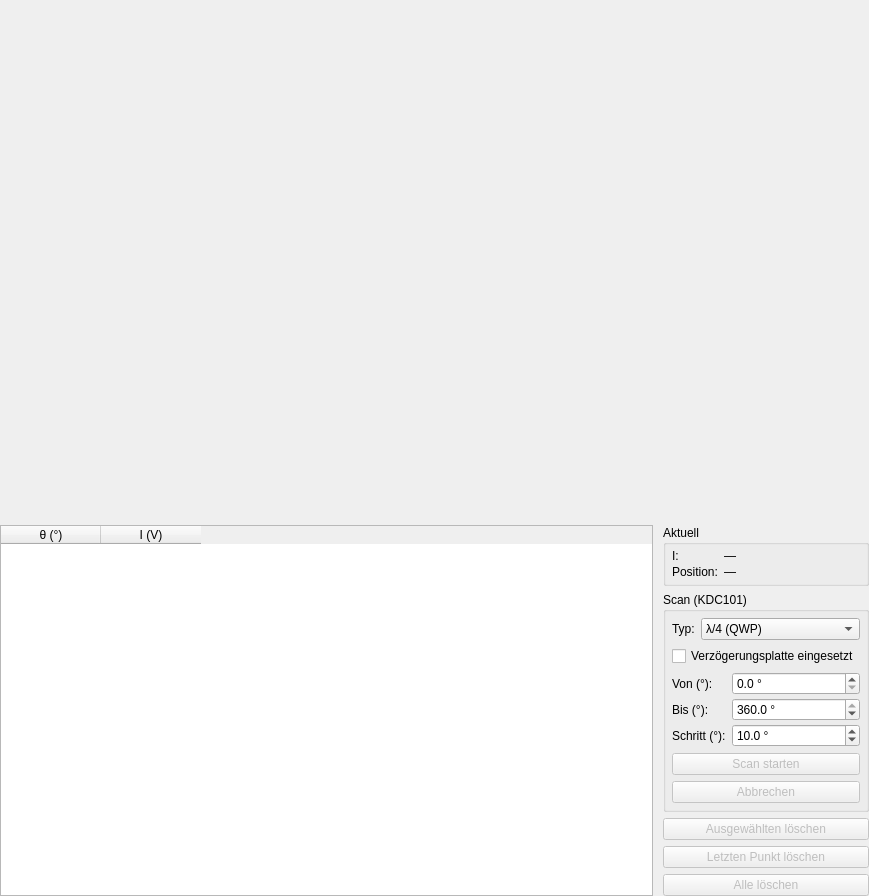
The window that polarisation_ui/pyqt/waveplate_tab.ui (cckssr/polarisation-ui) describes before a commit, drawn with Qt 5.
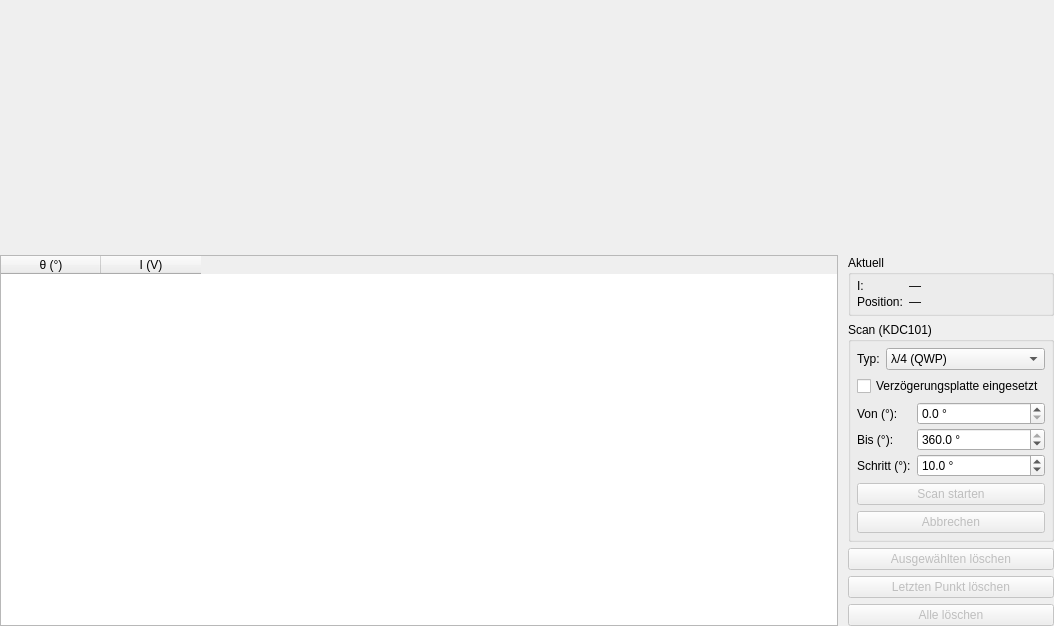
The same window after the commit. Custom widgets are drawn as their Qt base class.

Commit message:
Refactor UI layouts and improve spacing in Malus, Power Drift, and Waveplate tabs
- Adjusted contents margins in MalusTab and WaveplateTab to improve visual spacing.
- Replaced QSplitter with QHBoxLayout in PowerDriftTab for a more straightforward layout structure.
- Updated widget sizes and layout properties to enhance usability and aesthetics.
- Removed unnecessary stretch factors related to the old splitter in PowerDriftTab.
- Modified the size of the WaveplateTab to better fit the new layout design.

What changed in the file:
```diff
--- a/polarisation_ui/pyqt/waveplate_tab.ui
+++ b/polarisation_ui/pyqt/waveplate_tab.ui
@@ -6,8 +6,8 @@
    <rect>
     <x>0</x>
     <y>0</y>
-    <width>869</width>
-    <height>896</height>
+    <width>1054</width>
+    <height>626</height>
    </rect>
   </property>
   <layout class="QGridLayout" name="gridLayout" rowstretch="2,1" columnstretch="2,0">
@@ -15,7 +15,7 @@
     <number>0</number>
    </property>
    <property name="topMargin">
-    <number>0</number>
+    <number>10</number>
    </property>
    <property name="rightMargin">
     <number>0</number>
```
The commit also changes 16 other files.
